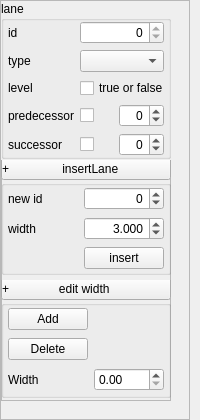
The window that src/OpenCOVER/DrivingSim/oddlot/src/settings/widgets/lanesettings.ui (hlrs-vis/covise) describes before a commit, drawn with Qt 5.
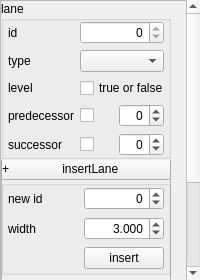
The same window after the commit.

Commit message: Oddlot: LaneEditor: edit lane width and border in topviewgraph

Diff of the .ui file:
```diff
--- a/src/OpenCOVER/DrivingSim/oddlot/src/settings/widgets/lanesettings.ui
+++ b/src/OpenCOVER/DrivingSim/oddlot/src/settings/widgets/lanesettings.ui
@@ -7,7 +7,7 @@
     <x>0</x>
     <y>0</y>
     <width>200</width>
-    <height>420</height>
+    <height>280</height>
    </rect>
   </property>
   <property name="minimumSize">
@@ -51,7 +51,7 @@
        <rect>
         <x>0</x>
         <y>0</y>
-        <width>200</width>
+        <width>183</width>
         <height>420</height>
        </rect>
       </property>
@@ -351,88 +351,6 @@
         <property name="frameShadow">
          <enum>QFrame::Raised</enum>
         </property>
-        <widget class="QGroupBox" name="widthGroupBox">
-         <property name="geometry">
-          <rect>
-           <x>0</x>
-           <y>20</y>
-           <width>170</width>
-           <height>98</height>
-          </rect>
-         </property>
-         <property name="sizePolicy">
-          <sizepolicy hsizetype="Preferred" vsizetype="Minimum">
-           <horstretch>0</horstretch>
-           <verstretch>0</verstretch>
-          </sizepolicy>
-         </property>
-         <property name="minimumSize">
-          <size>
-           <width>0</width>
-           <height>0</height>
-          </size>
-         </property>
-         <property name="title">
-          <string/>
-         </property>
-         <layout class="QGridLayout" name="gridLayout_2">
-          <property name="leftMargin">
-           <number>4</number>
-          </property>
-          <property name="topMargin">
-           <number>0</number>
-          </property>
-          <property name="rightMargin">
-           <number>4</number>
-          </property>
-          <property name="bottomMargin">
-           <number>0</number>
-          </property>
-          <item row="0" column="0">
-           <widget class="QPushButton" name="addWidthButton">
-            <property name="text">
-             <string>Add</string>
-            </property>
-           </widget>
-          </item>
-          <item row="2" column="0">
-           <widget class="QLabel" name="label">
-            <property name="text">
-             <string>Width</string>
-            </property>
-           </widget>
-          </item>
-          <item row="2" column="1">
-           <widget class="QDoubleSpinBox" name="widthSpinBox"/>
-          </item>
-          <item row="1" column="0">
-           <widget class="QPushButton" name="delWidthButton">
-            <property name="text">
-             <string>Delete</string>
-            </property>
-           </widget>
-          </item>
-         </layout>
-        </widget>
-        <widget class="QPushButton" name="editPushButton">
-         <property name="geometry">
-          <rect>
-           <x>0</x>
-           <y>-3</y>
-           <width>170</width>
-           <height>23</height>
-          </rect>
-         </property>
-         <property name="styleSheet">
-          <string notr="true">text-align: left</string>
-         </property>
-         <property name="text">
-          <string>+               edit width</string>
-         </property>
-         <property name="checkable">
-          <bool>true</bool>
-         </property>
-        </widget>
        </widget>
       </widget>
      </widget>
```
The commit also changes 40 other files.
